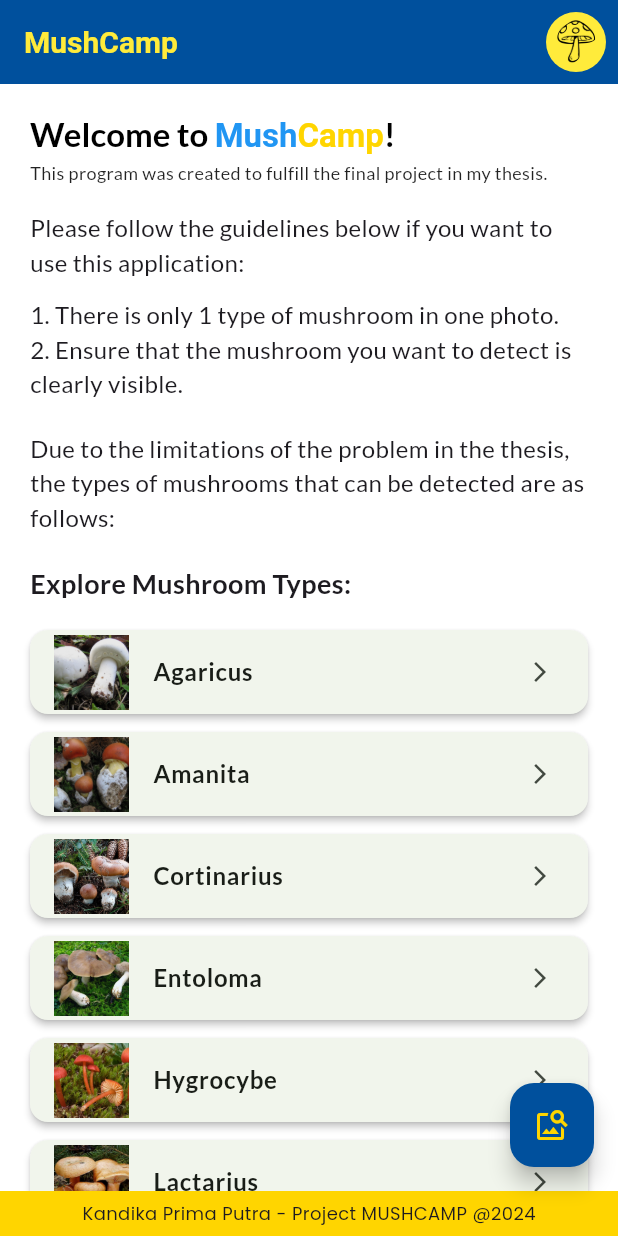
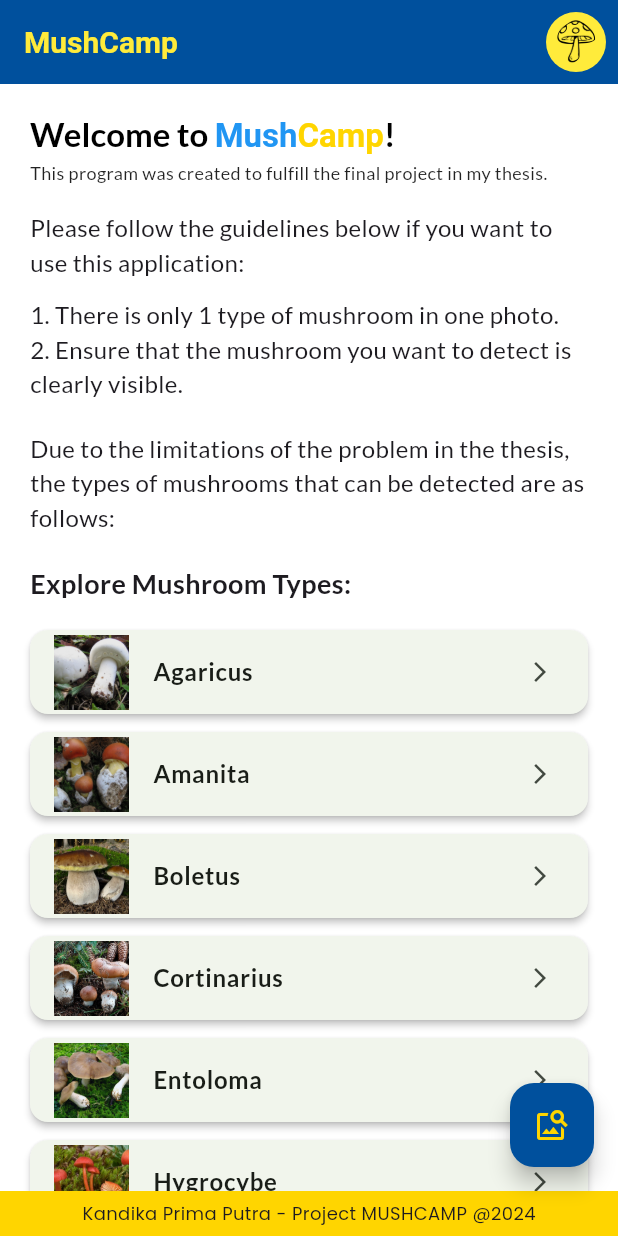
Before and after one commit to kandikaprima/MUSHCAMP, a Flutter app: the screen it shows after launch, on a phone screen of 412 x 824 dp. Run offline on Flutter 3.47's test engine with Material 3 defaults, Android fonts, the phone set to English and light mode, and no system bars; our stand-ins replace dio, equatable, flutter_bloc, go_router, google_fonts, image_picker.

Commit message:
refactor: Add missing mushroom in list

```diff
--- a/frontend/lib/core/constants/app_texts.dart
+++ b/frontend/lib/core/constants/app_texts.dart
@@ -25,6 +25,7 @@ class AppTexts {
   static const mushroomList = [
     'Agaricus',
     'Amanita',
+    'Boletus',
     'Cortinarius',
     'Entoloma',
     'Hygrocybe',
```
